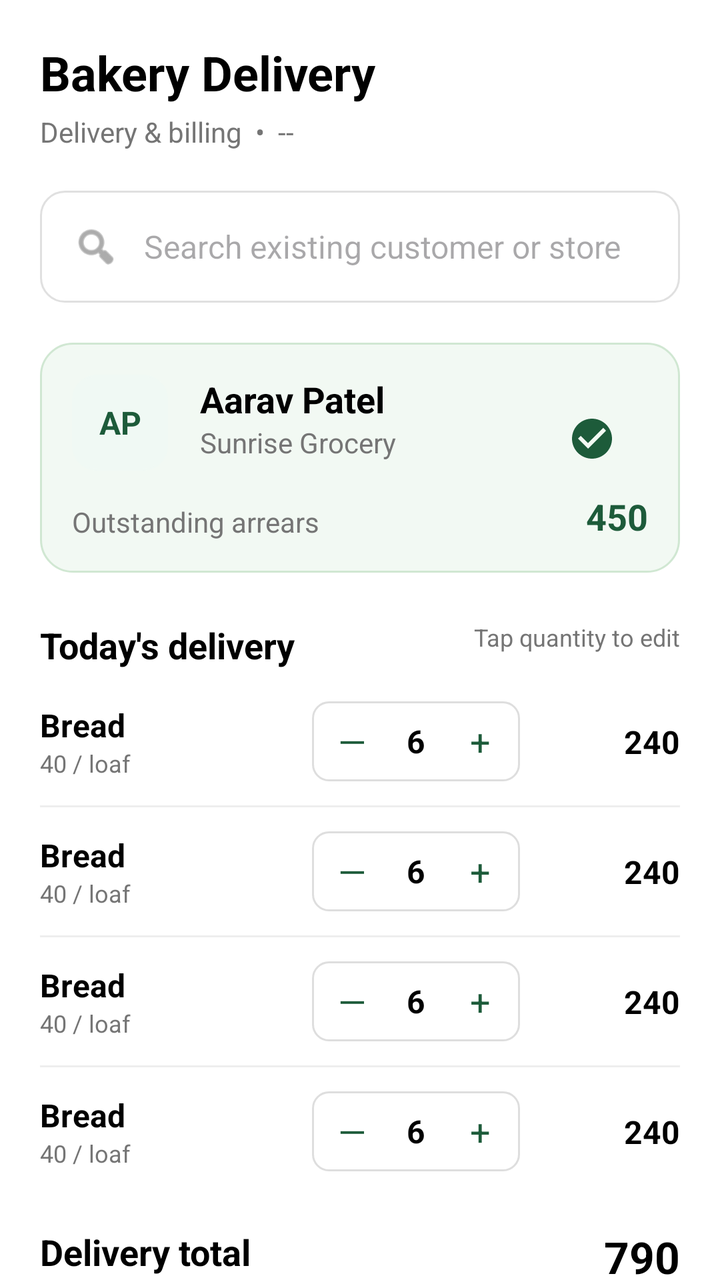
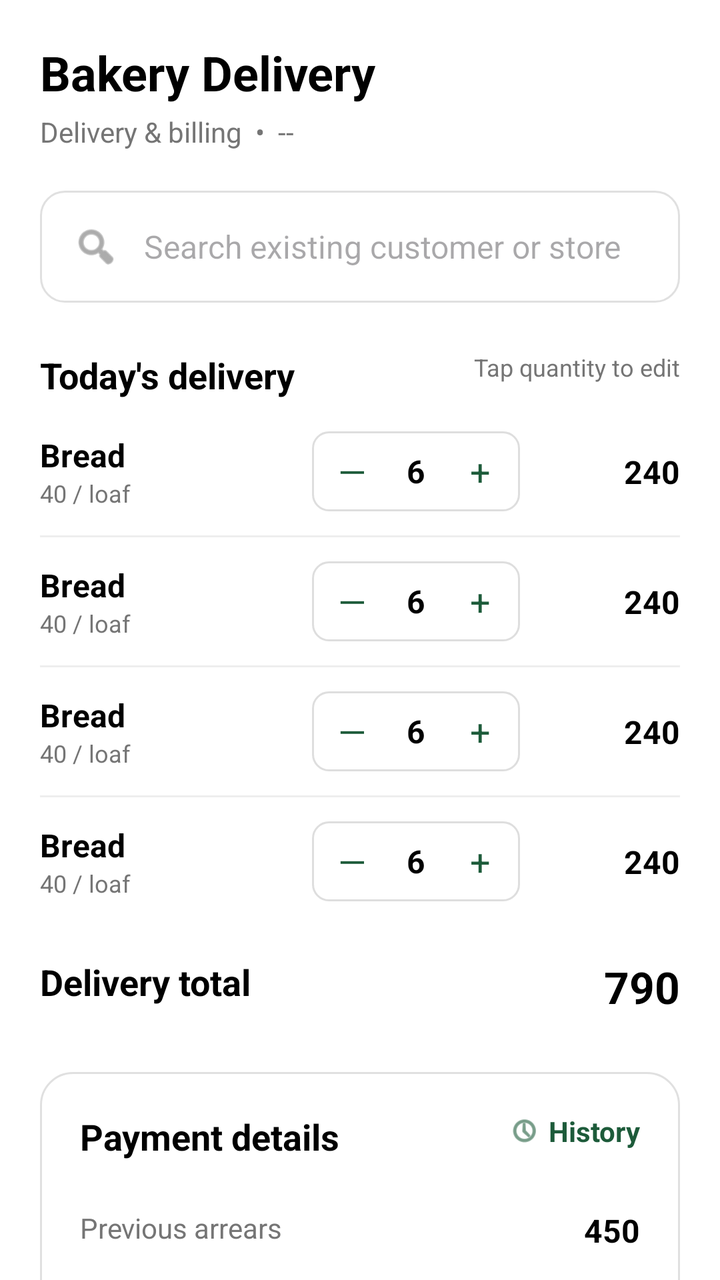

Two renders of the same Android screen: before a commit and after it. Below are the layout's source before the change and the commit's diff.
<!-- AndroidManifest.xml: application theme Theme.BakeDashTest -->
<!-- res/layout/fragment_delivery.xml -->
<?xml version="1.0" encoding="utf-8"?>
<androidx.core.widget.NestedScrollView xmlns:android="http://schemas.android.com/apk/res/android"
    xmlns:app="http://schemas.android.com/apk/res-auto"
    xmlns:tools="http://schemas.android.com/tools"
    android:id="@+id/deliveryLayout"
    android:layout_width="match_parent"
    android:layout_height="match_parent"
    android:visibility="visible">

    <LinearLayout
        android:layout_width="match_parent"
        android:layout_height="wrap_content"
        android:orientation="vertical"
        android:padding="20dp">

        
        <TextView
            android:layout_width="wrap_content"
            android:layout_height="wrap_content"
            android:text="Bakery Delivery"
            android:textColor="@color/black"
            android:textSize="24sp"
            android:textStyle="bold" />

        <TextView
            android:id="@+id/deliveryDateText"
            android:layout_width="wrap_content"
            android:layout_height="wrap_content"
            android:layout_marginTop="4dp"
            android:text="Delivery &amp; billing  •  --"
            android:textColor="@color/text_grey"
            android:textSize="14sp" />

        
        <LinearLayout
            android:layout_width="match_parent"
            android:layout_height="56dp"
            android:layout_marginTop="20dp"
            android:background="@drawable/bg_search"
            android:gravity="center_vertical"
            android:orientation="horizontal"
            android:paddingHorizontal="16dp">

            <ImageView
                android:layout_width="24dp"
                android:layout_height="24dp"
                android:src="@android:drawable/ic_menu_search"
                app:tint="@color/text_grey" />

            <EditText
                android:layout_width="match_parent"
                android:layout_height="wrap_content"
                android:layout_marginStart="12dp"
                android:background="@android:color/transparent"
                android:hint="Search existing customer or store"
                android:inputType="text"
                android:textColor="#1E293B"
                android:textSize="16sp" />
        </LinearLayout>

        
        <androidx.constraintlayout.widget.ConstraintLayout
            android:layout_width="match_parent"
            android:layout_height="wrap_content"
            android:layout_marginTop="20dp"
            android:background="@drawable/bg_customer_card"
            android:padding="16dp">

            <ImageView
                android:id="@+id/selectedStatusIcon"
                android:layout_width="24dp"
                android:layout_height="24dp"
                android:layout_marginTop="20dp"
                android:layout_marginEnd="16dp"
                android:src="@drawable/ic_check_circle"
                app:layout_constraintEnd_toEndOf="parent"
                app:layout_constraintTop_toTopOf="parent"
                app:tint="@color/primary_green" />

            <TextView
                android:id="@+id/avatar"
                android:layout_width="48dp"
                android:layout_height="48dp"
                android:background="@drawable/bg_search"
                android:backgroundTint="#F0F9F4"
                android:gravity="center"
                android:text="AP"
                android:textColor="@color/primary_green"
                android:textSize="16sp"
                android:textStyle="bold"
                app:layout_constraintStart_toStartOf="parent"
                app:layout_constraintTop_toTopOf="parent" />

            <TextView
                android:id="@+id/customerName"
                android:layout_width="wrap_content"
                android:layout_height="wrap_content"
                android:layout_marginStart="16dp"
                android:text="Aarav Patel"
                android:textColor="@color/black"
                android:textSize="18sp"
                android:textStyle="bold"
                app:layout_constraintStart_toEndOf="@id/avatar"
                app:layout_constraintTop_toTopOf="@id/avatar" />

            <TextView
                android:layout_width="wrap_content"
                android:layout_height="wrap_content"
                android:text="Sunrise Grocery"
                android:textColor="@color/text_grey"
                android:textSize="14sp"
                app:layout_constraintStart_toStartOf="@id/customerName"
                app:layout_constraintTop_toBottomOf="@id/customerName" />



            <TextView
                android:layout_width="wrap_content"
                android:layout_height="wrap_content"
                android:layout_marginTop="16dp"
                android:text="Outstanding arrears"
                android:textColor="@color/text_grey"
                android:textSize="14sp"
                app:layout_constraintStart_toStartOf="parent"
                app:layout_constraintTop_toBottomOf="@id/avatar" />

            <TextView
                android:layout_width="wrap_content"
                android:layout_height="wrap_content"
                android:text="450"
                android:textColor="@color/primary_green"
                android:textSize="18sp"
                android:textStyle="bold"
                app:layout_constraintBottom_toBottomOf="parent"
                app:layout_constraintEnd_toEndOf="parent" />

        </androidx.constraintlayout.widget.ConstraintLayout>

        
        <RelativeLayout
            android:layout_width="match_parent"
            android:layout_height="wrap_content"
            android:layout_marginTop="24dp">

            <TextView
                android:layout_width="wrap_content"
                android:layout_height="wrap_content"
                android:text="Today's delivery"
                android:textColor="@color/black"
                android:textSize="18sp"
                android:textStyle="bold" />

            <TextView
                android:layout_width="wrap_content"
                android:layout_height="wrap_content"
                android:layout_alignParentEnd="true"
                android:text="Tap quantity to edit"
                android:textColor="@color/text_grey"
                android:textSize="12sp" />
        </RelativeLayout>

        
        <include layout="@layout/item_delivery_row"
            android:layout_width="match_parent"
            android:layout_height="wrap_content"
            android:layout_marginTop="16dp" />

        <View android:layout_width="match_parent" android:layout_height="1dp" android:background="@color/divider_grey" android:layout_marginVertical="12dp" />

        <include layout="@layout/item_delivery_row"
            android:layout_width="match_parent"
            android:layout_height="wrap_content" />

        <View android:layout_width="match_parent" android:layout_height="1dp" android:background="@color/divider_grey" android:layout_marginVertical="12dp" />

        <include layout="@layout/item_delivery_row"
            android:layout_width="match_parent"
            android:layout_height="wrap_content" />

        <View android:layout_width="match_parent" android:layout_height="1dp" android:background="@color/divider_grey" android:layout_marginVertical="12dp" />

        <include layout="@layout/item_delivery_row"
            android:layout_width="match_parent"
            android:layout_height="wrap_content" />

        
        <RelativeLayout
            android:layout_width="match_parent"
            android:layout_height="wrap_content"
            android:layout_marginTop="20dp"
            android:paddingVertical="8dp">

            <TextView
                android:layout_width="wrap_content"
                android:layout_height="wrap_content"
                android:text="Delivery total"
                android:textColor="@color/black"
                android:textSize="18sp"
                android:textStyle="bold" />

            <TextView
                android:layout_width="wrap_content"
                android:layout_height="wrap_content"
                android:layout_alignParentEnd="true"
                android:text="790"
                android:textColor="@color/black"
                android:textSize="22sp"
                android:textStyle="bold" />
        </RelativeLayout>

        
        <androidx.constraintlayout.widget.ConstraintLayout
            android:layout_width="match_parent"
            android:layout_height="wrap_content"
            android:layout_marginTop="20dp"
            android:background="@drawable/bg_payment_card"
            android:padding="20dp">

            <TextView
                android:id="@+id/paymentDetailsTitle"
                android:layout_width="wrap_content"
                android:layout_height="wrap_content"
                android:text="Payment details"
                android:textColor="@color/black"
                android:textSize="18sp"
                android:textStyle="bold"
                app:layout_constraintStart_toStartOf="parent"
                app:layout_constraintTop_toTopOf="parent" />

            <LinearLayout
                android:layout_width="wrap_content"
                android:layout_height="wrap_content"
                android:gravity="center_vertical"
                app:layout_constraintEnd_toEndOf="parent"
                app:layout_constraintTop_toTopOf="parent">

                <ImageView
                    android:layout_width="16dp"
                    android:layout_height="16dp"
                    android:src="@android:drawable/ic_menu_recent_history"
                    app:tint="@color/primary_green" />

                <TextView
                    android:layout_width="wrap_content"
                    android:layout_height="wrap_content"
                    android:layout_marginStart="4dp"
                    android:text="History"
                    android:textColor="@color/primary_green"
                    android:textSize="14sp"
                    android:textStyle="bold" />
            </LinearLayout>

            <TextView
                android:id="@+id/prevArrearsLabel"
                android:layout_width="wrap_content"
                android:layout_height="wrap_content"
                android:layout_marginTop="24dp"
                android:text="Previous arrears"
                android:textColor="@color/text_grey"
                android:textSize="14sp"
                app:layout_constraintStart_toStartOf="parent"
                app:layout_constraintTop_toBottomOf="@id/paymentDetailsTitle" />

            <TextView
                android:layout_width="wrap_content"
                android:layout_height="wrap_content"
                android:text="450"
                android:textColor="@color/black"
                android:textSize="16sp"
                android:textStyle="bold"
                app:layout_constraintEnd_toEndOf="parent"
                app:layout_constraintTop_toTopOf="@id/prevArrearsLabel" />

            <TextView
                android:id="@+id/totalDueLabel"
                android:layout_width="wrap_content"
                android:layout_height="wrap_content"
                android:layout_marginTop="16dp"
                android:text="Total amount due"
                android:textColor="@color/black"
                android:textSize="16sp"
                android:textStyle="bold"
                app:layout_constraintStart_toStartOf="parent"
                app:layout_constraintTop_toBottomOf="@id/prevArrearsLabel" />

            <TextView
                android:layout_width="wrap_content"
                android:layout_height="wrap_content"
                android:text="1,240"
                android:textColor="@color/black"
                android:textSize="22sp"
                android:textStyle="bold"
                app:layout_constraintEnd_toEndOf="parent"
                app:layout_constraintTop_toTopOf="@id/totalDueLabel" />

            <TextView
                android:id="@+id/paymentAmountLabel"
                android:layout_width="wrap_content"
                android:layout_height="wrap_content"
                android:layout_marginTop="24dp"
                android:text="Payment amount"
                android:textColor="@color/black"
                android:textSize="16sp"
                app:layout_constraintBottom_toBottomOf="@id/paymentInputLayout"
                app:layout_constraintStart_toStartOf="parent"
                app:layout_constraintTop_toTopOf="@id/paymentInputLayout" />

            <LinearLayout
                android:id="@+id/paymentInputLayout"
                android:layout_width="120dp"
                android:layout_height="48dp"
                android:layout_marginTop="16dp"
                android:background="@drawable/bg_payment_input"
                android:gravity="center_vertical"
                android:orientation="horizontal"
                android:paddingHorizontal="12dp"
                app:layout_constraintEnd_toEndOf="parent"
                app:layout_constraintTop_toBottomOf="@id/totalDueLabel">

                <EditText
                    android:layout_width="match_parent"
                    android:layout_height="wrap_content"
                    android:background="@android:color/transparent"
                    android:gravity="end"
                    android:hint="0"
                    android:inputType="number"
                    android:text="1,000"
                    android:textColor="@color/black"
                    android:textSize="18sp"
                    android:textStyle="bold" />
            </LinearLayout>

            <LinearLayout
                android:layout_width="match_parent"
                android:layout_height="56dp"
                android:layout_marginTop="24dp"
                android:background="@drawable/bg_remaining_balance"
                android:gravity="center_vertical"
                android:orientation="horizontal"
                android:paddingHorizontal="16dp"
                app:layout_constraintTop_toBottomOf="@id/paymentInputLayout">

                <TextView
                    android:layout_width="0dp"
                    android:layout_height="wrap_content"
                    android:layout_weight="1"
                    android:text="Remaining balance"
                    android:textColor="@color/primary_green"
                    android:textSize="14sp"
                    android:textStyle="bold" />

                <TextView
                    android:layout_width="wrap_content"
                    android:layout_height="wrap_content"
                    android:text="240"
                    android:textColor="@color/primary_green"
                    android:textSize="20sp"
                    android:textStyle="bold" />
            </LinearLayout>

        </androidx.constraintlayout.widget.ConstraintLayout>

        
        <LinearLayout
            android:layout_width="match_parent"
            android:layout_height="wrap_content"
            android:layout_marginTop="24dp"
            android:layout_marginBottom="24dp"
            android:orientation="horizontal">

            <com.google.android.material.button.MaterialButton
                android:layout_width="0dp"
                android:layout_height="56dp"
                android:layout_marginEnd="8dp"
                android:layout_weight="1"
                android:backgroundTint="@color/primary_green"
                android:text="Save Bill"
                android:textAllCaps="false"
                android:textColor="@color/white"
                android:textSize="16sp"
                app:cornerRadius="12dp"
                app:icon="@drawable/ic_check_circle"
                app:iconTint="@color/white" />

            <com.google.android.material.button.MaterialButton
                style="@style/Widget.MaterialComponents.Button.OutlinedButton"
                android:layout_width="0dp"
                android:layout_height="56dp"
                android:layout_marginStart="8dp"
                android:layout_weight="1"
                android:text="Print Bill"
                android:textAllCaps="false"
                android:textColor="@color/primary_green"
                android:textSize="16sp"
                app:cornerRadius="12dp"
                app:icon="@android:drawable/ic_menu_share"
                app:iconTint="@color/primary_green"
                app:strokeColor="@color/primary_green" />

        </LinearLayout>

    </LinearLayout>
</androidx.core.widget.NestedScrollView>
<!-- res/layout/item_delivery_row.xml (included above) -->
<?xml version="1.0" encoding="utf-8"?>
<androidx.constraintlayout.widget.ConstraintLayout xmlns:android="http://schemas.android.com/apk/res/android"
    xmlns:app="http://schemas.android.com/apk/res-auto"
    xmlns:tools="http://schemas.android.com/tools"
    android:layout_width="match_parent"
    android:layout_height="wrap_content">

    <LinearLayout
        android:id="@+id/itemInfo"
        android:layout_width="0dp"
        android:layout_height="wrap_content"
        android:orientation="vertical"
        app:layout_constraintBottom_toBottomOf="parent"
        app:layout_constraintEnd_toStartOf="@+id/quantityContainer"
        app:layout_constraintStart_toStartOf="parent"
        app:layout_constraintTop_toTopOf="parent">

        <TextView
            android:id="@+id/itemName"
            android:layout_width="wrap_content"
            android:layout_height="wrap_content"
            android:text="Bread"
            android:textColor="@color/black"
            android:textSize="16sp"
            android:textStyle="bold" />

        <TextView
            android:id="@+id/itemPrice"
            android:layout_width="wrap_content"
            android:layout_height="wrap_content"
            android:text="40 / loaf"
            android:textColor="@color/text_grey"
            android:textSize="12sp" />
    </LinearLayout>

    <LinearLayout
        android:id="@+id/quantityContainer"
        android:layout_width="wrap_content"
        android:layout_height="40dp"
        android:background="@drawable/bg_quantity_selector"
        android:gravity="center"
        android:orientation="horizontal"
        android:paddingHorizontal="8dp"
        app:layout_constraintBottom_toBottomOf="parent"
        app:layout_constraintEnd_toStartOf="@+id/itemTotal"
        app:layout_constraintStart_toEndOf="@id/itemInfo"
        app:layout_constraintTop_toTopOf="parent">

        <TextView
            android:layout_width="24dp"
            android:layout_height="match_parent"
            android:gravity="center"
            android:text="—"
            android:textColor="@color/primary_green"
            android:textSize="18sp" />

        <TextView
            android:id="@+id/quantity"
            android:layout_width="40dp"
            android:layout_height="match_parent"
            android:gravity="center"
            android:text="6"
            android:textColor="@color/black"
            android:textSize="16sp"
            android:textStyle="bold" />

        <TextView
            android:layout_width="24dp"
            android:layout_height="match_parent"
            android:gravity="center"
            android:text="+"
            android:textColor="@color/primary_green"
            android:textSize="18sp" />
    </LinearLayout>

    <TextView
        android:id="@+id/itemTotal"
        android:layout_width="80dp"
        android:layout_height="wrap_content"
        android:gravity="end"
        android:text="240"
        android:textColor="@color/black"
        android:textSize="16sp"
        android:textStyle="bold"
        app:layout_constraintBottom_toBottomOf="parent"
        app:layout_constraintEnd_toEndOf="parent"
        app:layout_constraintTop_toTopOf="parent" />

</androidx.constraintlayout.widget.ConstraintLayout>
<!-- resources referenced by this layout -->
<resources>
  <color name="black">#FF000000</color>
  <color name="divider_grey">#EEEEEE</color>
  <color name="primary_green">#1D5B3A</color>
  <color name="text_grey">#757575</color>
  <color name="white">#FFFFFFFF</color>
  <!-- drawable bg_customer_card (drawable) -->
  <?xml version="1.0" encoding="utf-8"?>
  <shape xmlns:android="http://schemas.android.com/apk/res/android">
      <solid android:color="@color/light_green_bg" />
      <corners android:radius="16dp" />
      <stroke android:width="1dp" android:color="@color/light_green_border" />
  </shape>
  <!-- drawable bg_payment_card (drawable) -->
  <?xml version="1.0" encoding="utf-8"?>
  <shape xmlns:android="http://schemas.android.com/apk/res/android">
      <solid android:color="@color/white" />
      <corners android:radius="16dp" />
      <stroke android:width="1dp" android:color="#E0E0E0" />
  </shape>
  <!-- drawable bg_payment_input (drawable) -->
  <?xml version="1.0" encoding="utf-8"?>
  <shape xmlns:android="http://schemas.android.com/apk/res/android">
      <corners android:radius="8dp" />
      <stroke android:width="1.5dp" android:color="@color/primary_green" />
  </shape>
  <!-- drawable bg_quantity_selector (drawable) -->
  <?xml version="1.0" encoding="utf-8"?>
  <shape xmlns:android="http://schemas.android.com/apk/res/android">
      <corners android:radius="8dp" />
      <stroke android:width="1dp" android:color="#DEDEDE" />
  </shape>
  <!-- drawable bg_remaining_balance (drawable) -->
  <?xml version="1.0" encoding="utf-8"?>
  <shape xmlns:android="http://schemas.android.com/apk/res/android">
      <solid android:color="@color/light_green_bg" />
      <corners android:radius="12dp" />
  </shape>
  <!-- drawable bg_search (drawable) -->
  <?xml version="1.0" encoding="utf-8"?>
  <shape xmlns:android="http://schemas.android.com/apk/res/android">
      <solid android:color="@color/white" />
      <corners android:radius="12dp" />
      <stroke android:width="1dp" android:color="#E0E0E0" />
  </shape>
  <!-- drawable ic_check_circle (drawable) -->
  <vector xmlns:android="http://schemas.android.com/apk/res/android"
      android:width="24dp"
      android:height="24dp"
      android:viewportWidth="24"
      android:viewportHeight="24">
      <path
          android:fillColor="#000000"
          android:pathData="M12,2C6.48,2 2,6.48 2,12s4.48,10 10,10 10,-4.48 10,-10S17.52,2 12,2zM10,17l-5,-5 1.41,-1.41L10,14.17l7.59,-7.59L19,8l-9,9z"/>
  </vector>
  <style name="Theme.BakeDashTest" parent="Base.Theme.BakeDashTest" />
  <color name="light_green_bg">#F2F9F3</color>
  <color name="light_green_border">#D0E7D2</color>
  <style name="Base.Theme.BakeDashTest" parent="Theme.Material3.DayNight.NoActionBar">
          
          <item name="android:statusBarColor">@android:color/transparent</item>
          <item name="android:windowLightStatusBar">true</item>
          <item name="android:windowBackground">@color/white</item>
      </style>
</resources>

<!-- the commit's change to res/layout/fragment_delivery.xml (unified diff, before → after) -->
@@ -34,37 +34,56 @@
         
         <LinearLayout
             android:layout_width="match_parent"
-            android:layout_height="56dp"
+            android:layout_height="wrap_content"
             android:layout_marginTop="20dp"
-            android:background="@drawable/bg_search"
-            android:gravity="center_vertical"
-            android:orientation="horizontal"
-            android:paddingHorizontal="16dp">
-
-            <ImageView
-                android:layout_width="24dp"
-                android:layout_height="24dp"
-                android:src="@android:drawable/ic_menu_search"
-                app:tint="@color/text_grey" />
-
-            <EditText
+            android:orientation="vertical">
+
+            <LinearLayout
                 android:layout_width="match_parent"
-                android:layout_height="wrap_content"
-                android:layout_marginStart="12dp"
-                android:background="@android:color/transparent"
-                android:hint="Search existing customer or store"
-                android:inputType="text"
-                android:textColor="#1E293B"
-                android:textSize="16sp" />
+                android:layout_height="56dp"
+                android:background="@drawable/bg_search"
+                android:gravity="center_vertical"
+                android:orientation="horizontal"
+                android:paddingHorizontal="16dp">
+
+                <ImageView
+                    android:layout_width="24dp"
+                    android:layout_height="24dp"
+                    android:src="@android:drawable/ic_menu_search"
+                    app:tint="@color/text_grey" />
+
+                <EditText
+                    android:id="@+id/etCustomerSearch"
+                    android:layout_width="match_parent"
+                    android:layout_height="wrap_content"
+                    android:layout_marginStart="12dp"
+                    android:background="@android:color/transparent"
+                    android:hint="Search existing customer or store"
+                    android:inputType="text"
+                    android:textColor="#1E293B"
+                    android:textSize="16sp" />
+            </LinearLayout>
+
+            
+            <LinearLayout
+                android:id="@+id/llSearchResults"
+                android:layout_width="match_parent"
+                android:layout_height="wrap_content"
+                android:background="@drawable/bg_customer_card_white"
+                android:elevation="4dp"
+                android:orientation="vertical"
+                android:visibility="gone" />
         </LinearLayout>
 
         
         <androidx.constraintlayout.widget.ConstraintLayout
+            android:id="@+id/selectedCustomerCard"
             android:layout_width="match_parent"
             android:layout_height="wrap_content"
             android:layout_marginTop="20dp"
             android:background="@drawable/bg_customer_card"
-            android:padding="16dp">
+            android:padding="16dp"
+            android:visibility="gone">
 
             <ImageView
                 android:id="@+id/selectedStatusIcon"
@@ -78,7 +97,7 @@
                 app:tint="@color/primary_green" />
 
             <TextView
-                android:id="@+id/avatar"
+                android:id="@+id/selectedAvatar"
                 android:layout_width="48dp"
                 android:layout_height="48dp"
                 android:background="@drawable/bg_search"
@@ -92,7 +111,7 @@
                 app:layout_constraintTop_toTopOf="parent" />
 
             <TextView
-                android:id="@+id/customerName"
+                android:id="@+id/selectedCustomerName"
                 android:layout_width="wrap_content"
                 android:layout_height="wrap_content"
                 android:layout_marginStart="16dp"
@@ -100,17 +119,18 @@
                 android:textColor="@color/black"
                 android:textSize="18sp"
                 android:textStyle="bold"
-                app:layout_constraintStart_toEndOf="@id/avatar"
-                app:layout_constraintTop_toTopOf="@id/avatar" />
-
-            <TextView
+                app:layout_constraintStart_toEndOf="@id/selectedAvatar"
+                app:layout_constraintTop_toTopOf="@id/selectedAvatar" />
+
+            <TextView
+                android:id="@+id/selectedStoreName"
                 android:layout_width="wrap_content"
                 android:layout_height="wrap_content"
                 android:text="Sunrise Grocery"
                 android:textColor="@color/text_grey"
                 android:textSize="14sp"
-                app:layout_constraintStart_toStartOf="@id/customerName"
-                app:layout_constraintTop_toBottomOf="@id/customerName" />
+                app:layout_constraintStart_toStartOf="@id/selectedCustomerName"
+                app:layout_constraintTop_toBottomOf="@id/selectedCustomerName" />
 
 
 
@@ -122,9 +142,10 @@
                 android:textColor="@color/text_grey"
                 android:textSize="14sp"
                 app:layout_constraintStart_toStartOf="parent"
-                app:layout_constraintTop_toBottomOf="@id/avatar" />
-
-            <TextView
+                app:layout_constraintTop_toBottomOf="@id/selectedAvatar" />
+
+            <TextView
+                android:id="@+id/selectedDueAmount"
                 android:layout_width="wrap_content"
                 android:layout_height="wrap_content"
                 android:text="450"
<!-- resource entries referenced after the edit -->
@@ -11,6 +11,13 @@
       <solid android:color="@color/light_green_bg" />
       <corners android:radius="16dp" />
       <stroke android:width="1dp" android:color="@color/light_green_border" />
+  </shape>
+  <!-- drawable bg_customer_card_white (drawable) -->
+  <?xml version="1.0" encoding="utf-8"?>
+  <shape xmlns:android="http://schemas.android.com/apk/res/android">
+      <solid android:color="@color/white" />
+      <corners android:radius="16dp" />
+      <stroke android:width="1dp" android:color="#E0E0E0" />
   </shape>
   <!-- drawable bg_payment_card (drawable) -->
   <?xml version="1.0" encoding="utf-8"?>
